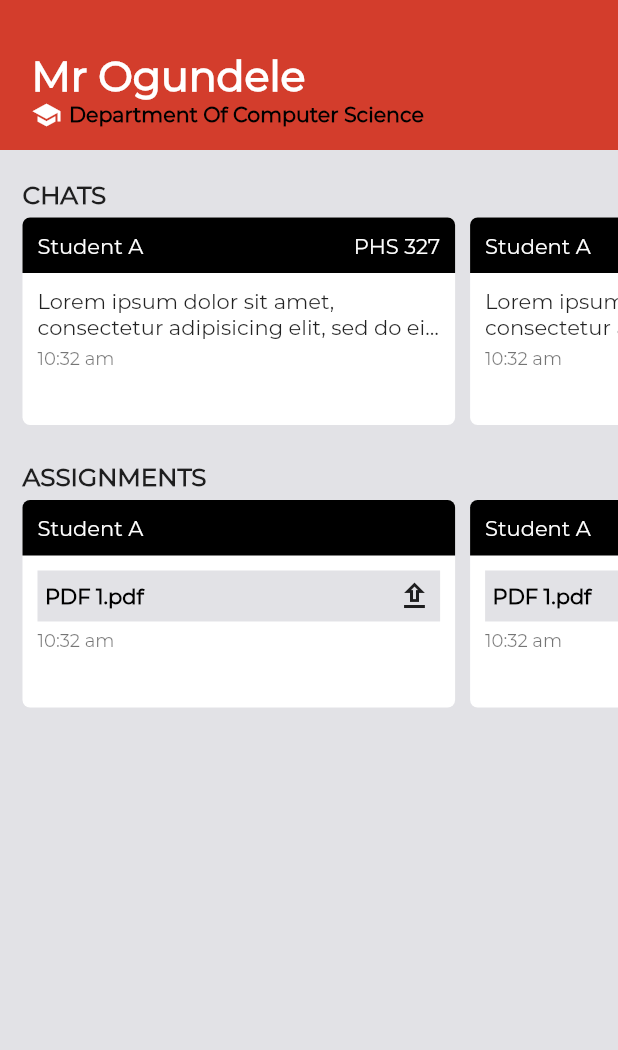
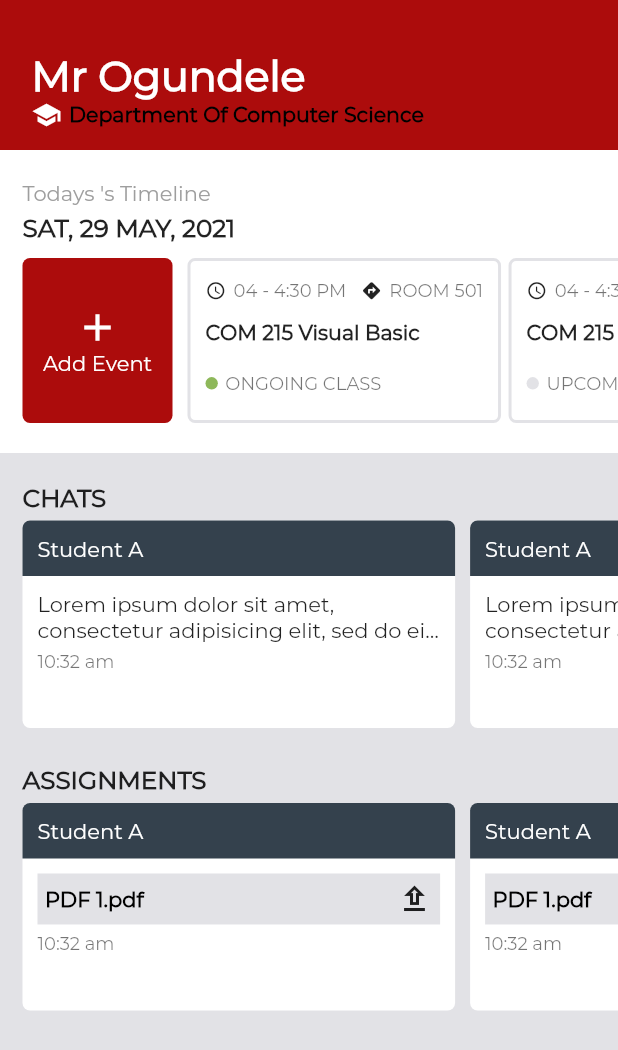
Before and after one commit to applevinc/Virtual-Learning-App, a Flutter app: the LecturerDashboard screen opened directly, on a phone screen of 412 x 824 dp. Shown: the top 1050 px of the screen. Run offline on Flutter 3.47's test engine with Material 2 defaults, Android fonts, the phone set to English and light mode, and no system bars; our stand-ins replace bubble, line_icons, sizer.

Commit message:
Lecturer dashboard UI change

```diff
--- a/virtual_learning_app/lib/auth/forms.dart
+++ b/virtual_learning_app/lib/auth/forms.dart
@@ -1,15 +1,18 @@
 import 'package:flutter/material.dart';
 import 'package:virtuallearningapp/view/app.dart';
 import 'package:virtuallearningapp/view/screens/bottom_navigation_bar/bottom_nav_bar.dart';
-import 'package:virtuallearningapp/view/screens/student/courses/Coursesscreen.dart';
-import 'package:virtuallearningapp/view/screens/student/dashboard/dashboard.dart';
 import 'package:virtuallearningapp/view/screens/widgets/button.dart';
 import 'package:virtuallearningapp/view/screens/widgets/form_textfield.dart';
 
 class LoginForm extends StatefulWidget {
-  const LoginForm({Key key, this.login}) : super(key: key);
+  const LoginForm({
+    Key key,
+    this.login,
+    @required this.dashboard,
+  }) : super(key: key);
 
   final void Function({String email, String password}) login;
+  final BottomNavBar dashboard;
 
   @override
   _LoginFormState createState() => _LoginFormState();
@@ -51,14 +54,7 @@ class _LoginFormState extends State<LoginForm> {
 
                   Navigator.push(
                     context,
-                    MaterialPageRoute(
-                      builder: (context) => BottomNavBar(
-                        pages: [
-                          StudentDashboard(),
-                          CoursesScreen(),
-                        ],
-                      ),
-                    ),
+                    MaterialPageRoute(builder: (context) => widget.dashboard),
                   );
                 }
               },
--- a/virtual_learning_app/lib/view/screens/auth/lecturer.dart
+++ b/virtual_learning_app/lib/view/screens/auth/lecturer.dart
@@ -1,5 +1,8 @@
 import 'package:flutter/material.dart';
 import 'package:virtuallearningapp/auth/forms.dart';
+import 'package:virtuallearningapp/view/screens/bottom_navigation_bar/bottom_nav_bar.dart';
+import 'package:virtuallearningapp/view/screens/lecturer/course_content/course_content.dart';
+import 'package:virtuallearningapp/view/screens/lecturer/dashboard/dashboard.dart';
 import 'package:virtuallearningapp/view/screens/widgets/logo.dart';
 import 'package:sizer/sizer.dart';
 
@@ -22,7 +25,14 @@ class LecturerLogin extends StatelessWidget {
                 child: const Logo(),
               ),
               SizedBox(height: 20),
-              LoginForm(),
+              LoginForm(
+                dashboard: BottomNavBar(
+                  pages: [
+                    LecturerDashboard(),
+                    LecturerCourseContent(),
+                  ],
+                ),
+              ),
             ],
           ),
         ),
--- a/virtual_learning_app/lib/view/screens/auth/student.dart
+++ b/virtual_learning_app/lib/view/screens/auth/student.dart
@@ -1,6 +1,9 @@
 import 'package:flutter/material.dart';
 import 'package:sizer/sizer.dart';
 import 'package:virtuallearningapp/auth/forms.dart';
+import 'package:virtuallearningapp/view/screens/bottom_navigation_bar/bottom_nav_bar.dart';
+import 'package:virtuallearningapp/view/screens/student/courses/Coursesscreen.dart';
+import 'package:virtuallearningapp/view/screens/student/dashboard/dashboard.dart';
 import 'package:virtuallearningapp/view/screens/widgets/logo.dart';
 
 class StudentLogin extends StatelessWidget {
@@ -9,6 +12,7 @@ class StudentLogin extends StatelessWidget {
     return Scaffold(
       backgroundColor: Colors.white,
       appBar: AppBar(
+
         automaticallyImplyLeading: true,
         title: Text('Login as a Student'),
       ),
@@ -22,7 +26,14 @@ class StudentLogin extends StatelessWidget {
                 child: const Logo(),
               ),
               SizedBox(height: 20),
-              LoginForm(),
+              LoginForm(
+                dashboard: BottomNavBar(
+                  pages: [
+                    StudentDashboard(),
+                    CoursesScreen(),
+                  ],
+                ),
+              ),
             ],
           ),
         ),
--- a/virtual_learning_app/lib/view/screens/lecturer/dashboard/dashboard.dart
+++ b/virtual_learning_app/lib/view/screens/lecturer/dashboard/dashboard.dart
@@ -1,6 +1,6 @@
 import 'package:flutter/material.dart';
-import 'package:virtuallearningapp/view/screens/lecturer/dashboard/layouts/assignment_updates.dart';
-import 'package:virtuallearningapp/view/screens/lecturer/dashboard/layouts/chat_updates.dart';
+import 'package:virtuallearningapp/view/screens/lecturer/dashboard/layouts/updates.dart';
+import 'package:virtuallearningapp/view/screens/student/dashboard/layouts/lecture_timeline.dart';
 import 'package:virtuallearningapp/view/screens/widgets/appbar.dart';
 import 'package:virtuallearningapp/view/theme/colors.dart';
 
@@ -29,12 +29,13 @@ class _Body extends StatelessWidget {
   @override
   Widget build(BuildContext context) {
     return ListView(
-      padding: const EdgeInsets.symmetric(vertical: 20),
+      padding: const EdgeInsets.only(bottom: 20),
       children: [
-        ChatUpdates(),
+        LectureTimeLine(user: 'Lecturer'),
         SizedBox(height: 20),
-        AssignmentUpdates(),
+        Updates('Chats'),
         SizedBox(height: 20),
+        Updates('Assignments'),
       ],
     );
   }
--- a/virtual_learning_app/lib/view/screens/lecturer/dashboard/layouts/chat_updates.dart
+++ /dev/null
@@ -1,134 +0,0 @@
-import 'package:flutter/material.dart';
-import 'package:sizer/sizer.dart';
-import 'package:virtuallearningapp/view/screens/widgets/headline_text.dart';
-
-class ChatUpdates extends StatelessWidget {
-  const ChatUpdates({
-    Key key,
-  }) : super(key: key);
-
-  @override
-  Widget build(BuildContext context) {
-    return Column(
-      crossAxisAlignment: CrossAxisAlignment.start,
-      children: [
-        Padding(
-          padding: const EdgeInsets.symmetric(horizontal: 15),
-          child: HeadLineText('chats'),
-        ),
-        SizedBox(
-          height: 18.0.h,
-          child: ListView.builder(
-            scrollDirection: Axis.horizontal,
-            padding: const EdgeInsets.only(right: 10, left: 10),
-            itemCount: 4,
-            itemBuilder: (context, index) {
-              return _BuildItem();
-            },
-          ),
-        ),
-      ],
-    );
-  }
-}
-
-class _BuildItem extends StatelessWidget {
-  const _BuildItem({Key key}) : super(key: key);
-
-  @override
-  Widget build(BuildContext context) {
-    return Container(
-      margin: const EdgeInsets.all(5),
-      width: 70.0.w,
-      decoration: BoxDecoration(
-        color: Colors.white,
-        borderRadius: BorderRadius.circular(5),
-      ),
-      child: Column(
-        crossAxisAlignment: CrossAxisAlignment.start,
-        children: [
-          _StudentNameField(),
-          Padding(
-            padding: EdgeInsets.all(10),
-            child: Column(
-              children: [
-                _Message(),
-                SizedBox(height: 5),
-                _TimeReceived(),
-              ],
-            ),
-          ),
-        ],
-      ),
-    );
-  }
-}
-
-class _TimeReceived extends StatelessWidget {
-  const _TimeReceived({
-    Key key,
-  }) : super(key: key);
-
-  @override
-  Widget build(BuildContext context) {
-    return Align(
-      alignment: Alignment.centerLeft,
-      child: Text(
-        '10:32 am',
-        style: TextStyle(
-          fontSize: 12,
-          color: Colors.black54,
-        ),
-      ),
-    );
-  }
-}
-
-class _Message extends StatelessWidget {
-  const _Message({
-    Key key,
-  }) : super(key: key);
-
-  @override
-  Widget build(BuildContext context) {
-    return Text(
-      'Lorem ipsum dolor sit amet, consectetur adipisicing elit, sed do eiusmod tempor incidid',
-      maxLines: 2,
-      overflow: TextOverflow.ellipsis,
-    );
-  }
-}
-
-class _StudentNameField extends StatelessWidget {
-  const _StudentNameField({
-    Key key,
-  }) : super(key: key);
-
-  @override
-  Widget build(BuildContext context) {
-    return Container(
-      padding: EdgeInsets.all(10),
-      decoration: BoxDecoration(
-        color: Colors.black,
-        borderRadius: BorderRadius.only(
-          topLeft: Radius.circular(5),
-          topRight: Radius.circular(5),
-        ),
-      ),
-      child: Row(
-        mainAxisAlignment: MainAxisAlignment.spaceBetween,
-        children: [
-          _buildText('Student A'),
-          _buildText('PHS 327'),
-        ],
-      ),
-    );
-  }
-
-  Text _buildText(String text) {
-    return Text(
-      text,
-      style: TextStyle(color: Colors.white),
-    );
-  }
-}
--- /dev/null
+++ b/virtual_learning_app/lib/view/screens/lecturer/dashboard/layouts/updates.dart
@@ -0,0 +1,36 @@
+import 'package:flutter/material.dart';
+import 'package:virtuallearningapp/view/screens/lecturer/dashboard/widgets/item.dart';
+import 'package:virtuallearningapp/view/screens/widgets/headline_text.dart';
+import 'package:sizer/sizer.dart';
+
+class Updates extends StatelessWidget {
+  const Updates(
+    this.title,
+  );
+
+  final String title;
+
+  @override
+  Widget build(BuildContext context) {
+    return Column(
+      crossAxisAlignment: CrossAxisAlignment.start,
+      children: [
+        Padding(
+          padding: const EdgeInsets.symmetric(horizontal: 15),
+          child: HeadLineText(title),
+        ),
+        SizedBox(
+          height: 18.0.h,
+          child: ListView.builder(
+            scrollDirection: Axis.horizontal,
+            padding: EdgeInsets.symmetric(horizontal: 10),
+            itemCount: 4,
+            itemBuilder: (context, index) {
+              return BuildItem(title: title);
+            },
+          ),
+        )
+      ],
+    );
+  }
+}
--- a/virtual_learning_app/lib/view/screens/lecturer/dashboard/layouts/assignment_updates.dart
+++ b/virtual_learning_app/lib/view/screens/lecturer/dashboard/widgets/item.dart
@@ -1,40 +1,13 @@
 import 'package:flutter/material.dart';
+import 'package:virtuallearningapp/view/screens/widgets/pdf.dart';
+import 'package:virtuallearningapp/view/theme/colors.dart';
 import 'package:sizer/sizer.dart';
-import 'package:virtuallearningapp/view/screens/widgets/headline_text.dart';
-import 'package:virtuallearningapp/view/screens/widgets/pdf.dart';
+import 'dart:math';
 
-class AssignmentUpdates extends StatelessWidget {
-  const AssignmentUpdates({
-    Key key,
-  }) : super(key: key);
+class BuildItem extends StatelessWidget {
+  const BuildItem({Key key, this.title}) : super(key: key);
 
-  @override
-  Widget build(BuildContext context) {
-    return Column(
-      crossAxisAlignment: CrossAxisAlignment.start,
-      children: [
-        Padding(
-          padding: const EdgeInsets.symmetric(horizontal: 15),
-          child: HeadLineText('assignments'),
-        ),
-        SizedBox(
-          height: 18.0.h,
-          child: ListView.builder(
-            scrollDirection: Axis.horizontal,
-            padding: EdgeInsets.symmetric(horizontal: 10),
-            itemCount: 4,
-            itemBuilder: (context, index) {
-              return _BuildItem();
-            },
-          ),
-        )
-      ],
-    );
-  }
-}
-
-class _BuildItem extends StatelessWidget {
-  const _BuildItem({Key key}) : super(key: key);
+  final String title;
 
   @override
   Widget build(BuildContext context) {
@@ -52,9 +25,8 @@ class _BuildItem extends StatelessWidget {
           Padding(
             padding: EdgeInsets.all(10),
             child: Column(
-              mainAxisAlignment: MainAxisAlignment.center,
               children: [
-                PDF(),
+                (title == 'Chats') ? _Message() : PDF(),
                 SizedBox(height: 5),
                 _TimeReceived(),
               ],
@@ -86,6 +58,21 @@ class _TimeReceived extends StatelessWidget {
   }
 }
 
+class _Message extends StatelessWidget {
+  const _Message({
+    Key key,
+  }) : super(key: key);
+
+  @override
+  Widget build(BuildContext context) {
+    return Text(
+      'Lorem ipsum dolor sit amet, consectetur adipisicing elit, sed do eiusmod tempor incidid',
+      maxLines: 2,
+      overflow: TextOverflow.ellipsis,
+    );
+  }
+}
+
 class _StudentNameField extends StatelessWidget {
   const _StudentNameField({
     Key key,
@@ -93,22 +80,31 @@ class _StudentNameField extends StatelessWidget {
 
   @override
   Widget build(BuildContext context) {
+    List colors = [
+      AppColor.green,
+      AppColor.red,
+      AppColor.black,
+      AppColor.blue,
+      AppColor.brown,
+      AppColor.green,
+      AppColor.purple,
+    ];
+    Random random = new Random();
+    int index = random.nextInt(7);
+
     return Container(
+      alignment: Alignment.centerLeft,
       padding: EdgeInsets.all(10),
       decoration: BoxDecoration(
-        color: Colors.black,
+        color: colors[index],
         borderRadius: BorderRadius.only(
           topLeft: Radius.circular(5),
           topRight: Radius.circular(5),
         ),
       ),
-      child: Row(
-        children: [
-          Text(
-            'Student A',
-            style: TextStyle(color: Colors.white),
-          ),
-        ],
+      child: Text(
+        'Student A',
+        style: TextStyle(color: Colors.white),
       ),
     );
   }
--- a/virtual_learning_app/lib/view/screens/student/dashboard/dashboard.dart
+++ b/virtual_learning_app/lib/view/screens/student/dashboard/dashboard.dart
@@ -1,7 +1,7 @@
 import 'package:flutter/material.dart';
 import 'package:flutter/rendering.dart';
 import 'package:virtuallearningapp/view/screens/student/dashboard/layouts/activities.dart';
-import 'package:virtuallearningapp/view/screens/student/dashboard/layouts/updates_horizontal_listview.dart';
+import 'package:virtuallearningapp/view/screens/student/dashboard/layouts/lecture_timeline.dart';
 import 'package:virtuallearningapp/view/screens/widgets/appbar.dart';
 import 'package:sizer/sizer.dart';
 import 'package:virtuallearningapp/view/theme/colors.dart';
@@ -35,7 +35,7 @@ class _Body extends StatelessWidget {
         padding: const EdgeInsets.only(bottom: 20),
         child: Column(
           children: [
-            UpdatesHorizontalListView(),
+            LectureTimeLine(user: 'Student'),
             SizedBox(height: 20),
             ActivityGrid(),
           ],
--- a/virtual_learning_app/lib/view/screens/student/dashboard/layouts/updates_horizontal_listview.dart
+++ b/virtual_learning_app/lib/view/screens/student/dashboard/layouts/lecture_timeline.dart
@@ -4,10 +4,13 @@ import 'package:sizer/sizer.dart';
 import 'package:virtuallearningapp/view/screens/widgets/headline_text.dart';
 import 'package:virtuallearningapp/view/theme/colors.dart';
 
-class UpdatesHorizontalListView extends StatelessWidget {
-  const UpdatesHorizontalListView({
+class LectureTimeLine extends StatelessWidget {
+  const LectureTimeLine({
     Key key,
+    @required this.user,
   }) : super(key: key);
+
+  final String user;
 
   @override
   Widget build(BuildContext context) {
@@ -21,14 +24,77 @@ class UpdatesHorizontalListView extends StatelessWidget {
           SizedBox(height: 10),
           SizedBox(
             height: 110,
-            child: ListView.builder(
+            child: (user == 'Lecturer') ? _AddEventTimeLine() : _ListViewTimeLine(),
+          ),
+        ],
+      ),
+    );
+  }
+}
+
+class _ListViewTimeLine extends StatelessWidget {
+  const _ListViewTimeLine({
+    Key key,
+  }) : super(key: key);
+
+  @override
+  Widget build(BuildContext context) {
+    return ListView.builder(
       scrollDirection: Axis.horizontal,
       padding: const EdgeInsets.only(right: 10, left: 10),
       itemCount: 4,
       itemBuilder: (context, index) {
-                return UpdateItem(index: index);
+        return LectureTimeLineItem(index: index);
       },
+    );
+  }
+}
+
+class _AddEventTimeLine extends StatelessWidget {
+  const _AddEventTimeLine({
+    Key key,
+  }) : super(key: key);
+
+  @override
+  Widget build(BuildContext context) {
+    return Padding(
+      padding: const EdgeInsets.only(left: 15),
+      child: Row(
+        children: [
+          _AddEvent(),
+          Expanded(
+            child: _ListViewTimeLine(),
           ),
+        ],
+      ),
+    );
+  }
+}
+
+class _AddEvent extends StatelessWidget {
+  const _AddEvent({
+    Key key,
+  }) : super(key: key);
+
+  @override
+  Widget build(BuildContext context) {
+    return Container(
+      width: 100,
+      decoration: BoxDecoration(
+        color: AppColor.red,
+        borderRadius: BorderRadius.circular(5),
+      ),
+      child: Column(
+        mainAxisAlignment: MainAxisAlignment.center,
+        children: [
+          Icon(
+            Icons.add,
+            color: Colors.white,
+            size: 30,
+          ),
+          Text(
+            'Add Event',
+            style: TextStyle(color: Colors.white),
           ),
         ],
       ),
@@ -63,8 +129,8 @@ class _HeadLine extends StatelessWidget {
   }
 }
 
-class UpdateItem extends StatelessWidget {
-  const UpdateItem({
+class LectureTimeLineItem extends StatelessWidget {
+  const LectureTimeLineItem({
     Key key,
     this.index,
   }) : super(key: key);
@@ -77,7 +143,7 @@ class UpdateItem extends StatelessWidget {
   Widget build(BuildContext context) {
     return Container(
       padding: const EdgeInsets.all(10),
-      margin: const EdgeInsets.all(5),
+      margin: const EdgeInsets.only(right: 5),
       decoration: BoxDecoration(
         borderRadius: BorderRadius.all(Radius.circular(5)),
         border: Border.all(
--- a/virtual_learning_app/lib/view/screens/widgets/button.dart
+++ b/virtual_learning_app/lib/view/screens/widgets/button.dart
@@ -5,7 +5,7 @@ class CustomButton extends StatelessWidget {
   CustomButton({
     this.text,
     this.onPressed,
-    this.color = const Color(0xffD33D2C),
+    this.color = const Color(0xffAC0C0C),
   });
 
   final String text;
--- a/virtual_learning_app/lib/view/theme/colors.dart
+++ b/virtual_learning_app/lib/view/theme/colors.dart
@@ -1,7 +1,7 @@
 import 'package:flutter/material.dart';
 
 class AppColor {
-  static Color red = Color(0xffD33D2C);
+  static Color red = Color(0xffAC0C0C);
   static Color grey = Color(0xffE2E2E6);
   static Color green = Color(0xff8EB85A);
   static Color black = Color(0xff34414D);
--- a/virtual_learning_app/lib/view/theme/custom_theme.dart
+++ b/virtual_learning_app/lib/view/theme/custom_theme.dart
@@ -4,10 +4,9 @@ class CustomTheme {
   static ThemeData defaultTheme() {
     return ThemeData(
       fontFamily: 'Montserrat',
-      primaryColor: Color(0xffD33D2C),
-      accentColor: Color(0xffD33D2C),
+      primaryColor: Color(0xffAC0C0C),
+      accentColor: Color(0xffAC0C0C),
       scaffoldBackgroundColor: Color(0xffE2E2E6),
-
     );
   }
 }
```
Also changed, not shown: virtual_learning_app/lib/main.dart (line endings or trailing spaces). Lines whose indentation alone changed are shown as unchanged.
